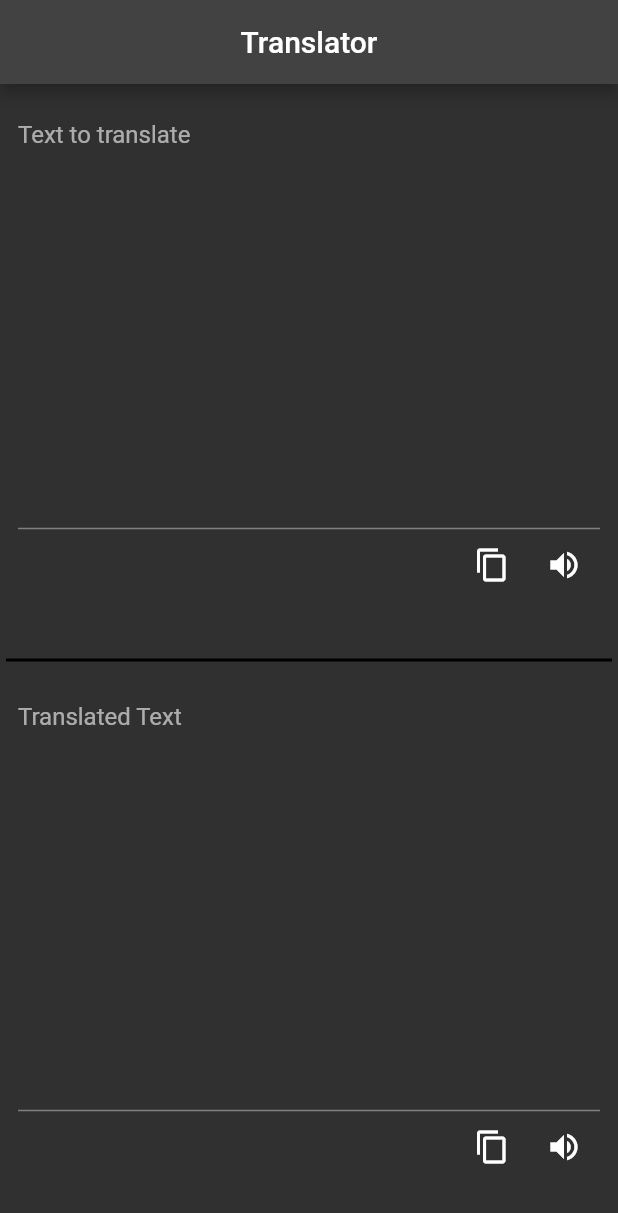
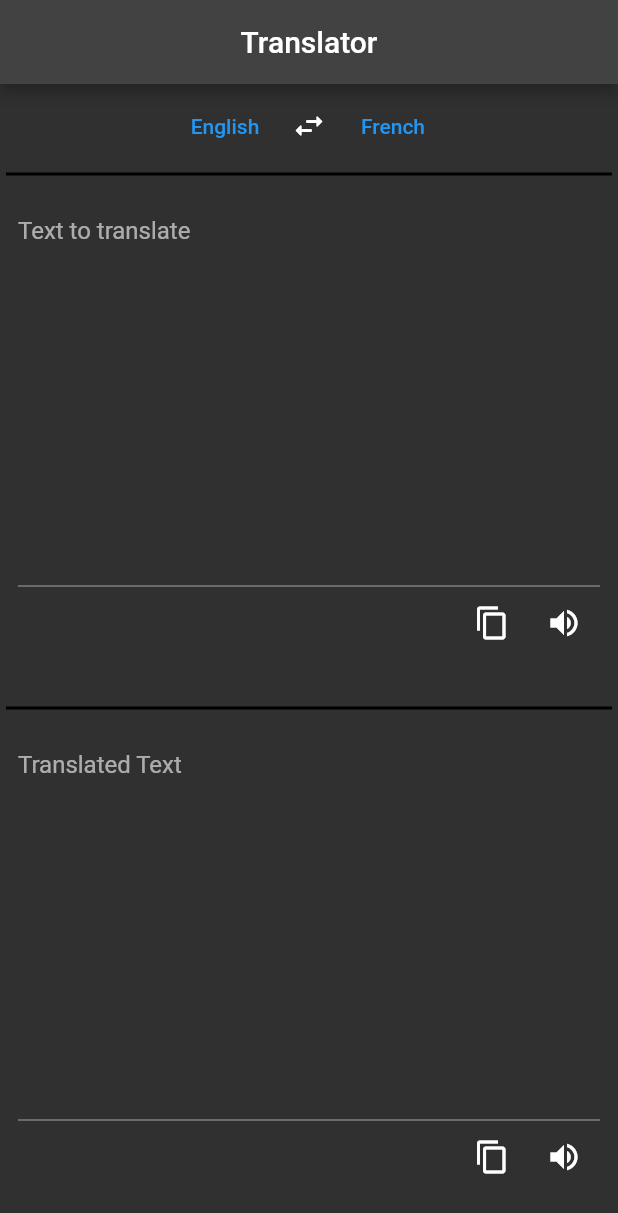
Before and after one commit to Louis-Navarro/simply-translate, a Flutter app: the screen it shows after launch, on a phone screen of 412 x 824 dp. Shown: the top 1213 px of the screen. Run offline on Flutter 3.47's test engine with Material 2 defaults, Android fonts, the phone set to English and light mode, and no system bars; our stand-ins replace just_audio.

Commit message:
Added functionnality to swap languages + corrected bug when TextField was empty

```diff
--- a/lib/pages/home.dart
+++ b/lib/pages/home.dart
@@ -36,16 +36,24 @@ class _TranslatorPageState extends State<TranslatorPage> {
   TextEditingController inputTextController = TextEditingController();
   TextEditingController outputTextController = TextEditingController();
   bool error = false;
+  late String from;
+  late String to;
 
   late final AudioPlayer audioPlayerInput;
   late final AudioPlayer audioPlayerOutput;
 
   bool swaping = false;
 
-  void _translateText(text) {
+  void _translateText(String text) {
     _debounce?.cancel();
+    if (text == '') {
+      _debounce = Timer(const Duration(milliseconds: 500), () {
+        outputTextController.text = '';
+      });
+      return;
+    }
     _debounce = Timer(const Duration(milliseconds: 500), () async {
-      final String link = _getLink('english', 'french', text);
+      final String link = _getLink(text);
       final url = Uri.parse(link);
       final req = await http.get(url);
       if (req.statusCode == 200) {
@@ -69,8 +77,7 @@ class _TranslatorPageState extends State<TranslatorPage> {
     });
   }
 
-  String _getLink(String from, String to, String text,
-      {String engine = 'libre'}) {
+  String _getLink(String text, {String engine = 'libre'}) {
     return Uri.https(api, 'api/translate',
         {'from': from, 'to': to, 'engine': engine, 'text': text}).toString();
     // return '$apiLink/translate?from=$from&to=$to&text=$text&engine=$engine';
@@ -86,6 +93,8 @@ class _TranslatorPageState extends State<TranslatorPage> {
   void initState() {
     audioPlayerInput = AudioPlayer();
     audioPlayerOutput = AudioPlayer();
+    from = 'English';
+    to = 'French';
     super.initState();
   }
 
@@ -109,6 +118,45 @@ class _TranslatorPageState extends State<TranslatorPage> {
           padding: const EdgeInsets.all(padding / 2),
           child: Column(
             children: <Widget>[
+              Row(
+                mainAxisAlignment: MainAxisAlignment.center,
+                children: <Widget>[
+                  TextButton(
+                    child: Text(from),
+                    onPressed: () {},
+                  ),
+                  IconButton(
+                    onPressed: () {
+                      if (swaping) return;
+                      setState(() {
+                        swaping = true;
+                      });
+
+                      String temp = inputTextController.text;
+                      inputTextController.text = outputTextController.text;
+                      outputTextController.text = temp;
+
+                      temp = from;
+                      from = to;
+                      to = temp;
+
+                      setState(() {
+                        _translateText(inputTextController.text);
+                        swaping = false;
+                      });
+                    },
+                    icon: const Icon(Icons.swap_horiz_rounded),
+                  ),
+                  TextButton(
+                    child: Text(to),
+                    onPressed: () {},
+                  ),
+                ],
+              ),
+              const Divider(
+                thickness: 2,
+                color: Colors.black,
+              ),
               Flexible(
                 flex: 1,
                 child: Padding(
```
